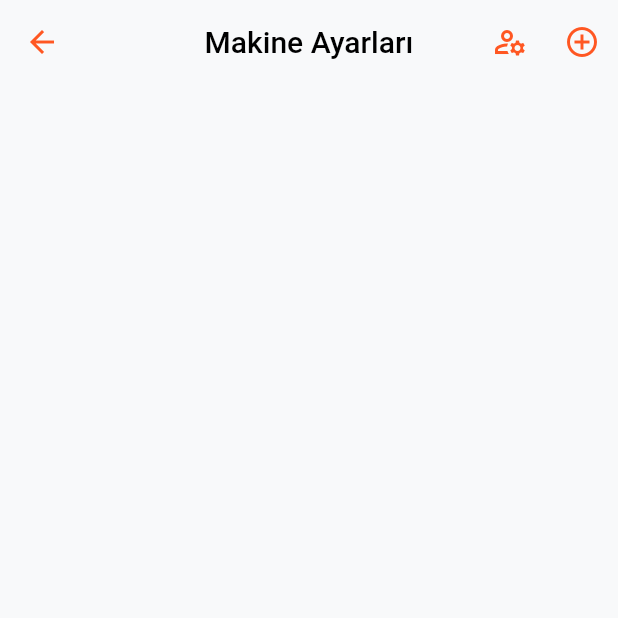
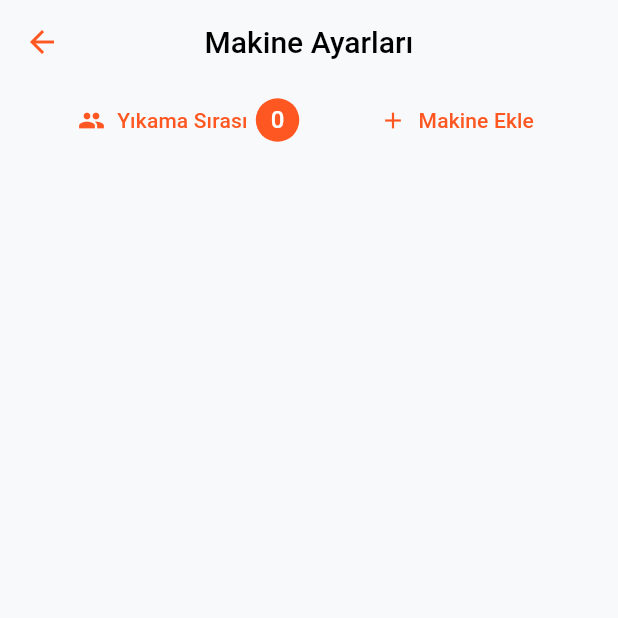
Before and after one commit to Emir1719/Laundry, a Flutter app: the MachineControlView screen opened by its route, on a phone screen of 412 x 824 dp, the top half of it. Run offline on Flutter 3.47's test engine with Material 3 defaults, Android fonts, the phone set to English and light mode, and no system bars; our stand-ins replace cloud_firestore, firebase_auth, firebase_core, get, get_it; missing offline and left inert: qr_code_scanner; accounts and stored records are empty.

Commit message:
makine kontrol ui güncellendi

```diff
--- a/lib/constant/light_theme.dart
+++ b/lib/constant/light_theme.dart
@@ -28,6 +28,7 @@ class ThemeLight {
   TextButtonThemeData _textButtonThemeData() {
     return TextButtonThemeData(
       style: ButtonStyle(
+        fixedSize: MaterialStateProperty.all(const Size.fromHeight(45)),
         foregroundColor: MaterialStateProperty.resolveWith((states) {
           return _color.primary;
         }),
--- a/lib/constant/style.dart
+++ b/lib/constant/style.dart
@@ -12,7 +12,8 @@ class AppStyle {
       machineSettingTitle,
       machineSettingOption,
       announcementTitle,
-      announcementContent;
+      announcementContent,
+      queueCount;
 
   AppStyle() {
     listTileTitle = baseTextStyle.copyWith(
@@ -44,6 +45,10 @@ class AppStyle {
     announcementContent = baseTextStyle.copyWith(
       height: 1.6,
     );
+    queueCount = baseTextStyle.copyWith(
+      color: Colors.white,
+      fontWeight: FontWeight.w500,
+    );
   }
 
   Color? getColorListTile(int index) {
--- a/lib/service/database.dart
+++ b/lib/service/database.dart
@@ -17,5 +17,7 @@ abstract class Database {
   Future<List<Machine>> getMachines();
   Future<Machine> addMachine();
   Future<bool> deleteMachine(String id);
+  Future<bool> deleteAnnouncement(String id);
+  Future<bool> saveAnnouncement(Announcement announcement);
   Future<List<Announcement>> getAnnouncements();
 }
--- a/lib/view/machine_control.dart
+++ b/lib/view/machine_control.dart
@@ -1,6 +1,7 @@
 import 'package:flutter/material.dart';
 import 'package:get/get.dart';
 import 'package:laundry/controller/machine_controller.dart';
+import 'package:laundry/widget/buttons/setting_row.dart';
 import 'package:laundry/widget/machine_listbuilder.dart';
 
 class MachineControlView extends StatelessWidget {
@@ -8,18 +9,13 @@ class MachineControlView extends StatelessWidget {
 
   @override
   Widget build(BuildContext context) {
-    final controller = Get.put(MachineController());
-
     return Scaffold(
-      appBar: AppBar(
-        title: const Text("Makine Ayarları"),
-        actions: [
-          IconButton(onPressed: controller.onTabShowQueue, icon: const Icon(Icons.manage_accounts_outlined)),
-          IconButton(onPressed: controller.addMachine, icon: const Icon(Icons.add_circle_outline_outlined)),
-        ],
-      ),
-      body: GetBuilder<MachineController>(
-        builder: (controller) {
+      appBar: AppBar(title: const Text("Makine Ayarları")),
+      body: Column(
+        children: [
+          const BtnRowMachineSetting(),
+          Expanded(
+            child: GetBuilder<MachineController>(builder: (controller) {
               return FutureBuilder(
                 future: controller.repository.getMachines(),
                 builder: (context, snapshot) {
@@ -34,7 +30,9 @@ class MachineControlView extends StatelessWidget {
                   return const MachineListBuilder();
                 },
               );
-        },
+            }),
+          ),
+        ],
       ),
     );
   }
--- a/lib/widget/buttons/control_clothes.dart
+++ b/lib/widget/buttons/control_clothes.dart
@@ -36,7 +36,7 @@ class BtnControlClothes extends StatelessWidget {
                     SizedBox(
                       width: double.infinity,
                       child: ElevatedButton.icon(
-                        onPressed: () {},
+                        onPressed: () => Get.toNamed(AppRoute.addAnnouncement),
                         label: const Text("Duyuru Gir"),
                         icon: const Icon(Icons.control_point),
                       ),
--- /dev/null
+++ b/lib/widget/buttons/setting_row.dart
@@ -0,0 +1,57 @@
+import 'package:flutter/material.dart';
+import 'package:get/get.dart';
+import 'package:laundry/constant/style.dart';
+import 'package:laundry/controller/machine_controller.dart';
+import 'package:laundry/locator.dart';
+import 'package:laundry/service/database_repository.dart';
+
+class BtnRowMachineSetting extends StatelessWidget {
+  const BtnRowMachineSetting({super.key});
+
+  @override
+  Widget build(BuildContext context) {
+    final controller = Get.put(MachineController());
+    final style = locator<AppStyle>();
+    final repo = locator<DatabaseRepository>();
+
+    return Row(
+      mainAxisAlignment: MainAxisAlignment.center,
+      children: [
+        TextButton.icon(
+          onPressed: controller.onTabShowQueue,
+          icon: const Icon(Icons.people),
+          label: Row(
+            children: [
+              const Text("Yıkama Sırası"),
+              GetBuilder<MachineController>(
+                builder: (controller) {
+                  return FutureBuilder(
+                    future: repo.getAllUserFromQueue(),
+                    builder: (context, snapshot) {
+                      if (snapshot.connectionState == ConnectionState.waiting) {
+                        return const Center(child: CircularProgressIndicator());
+                      }
+                      return CircleAvatar(
+                        backgroundColor: Colors.deepOrange,
+                        child: Text(
+                          snapshot.data!.length.toString(),
+                          style: style.queueCount,
+                        ),
+                      );
+                    },
+                  );
+                },
+              ),
+            ],
+          ),
+        ),
+        const SizedBox(width: 20),
+        TextButton.icon(
+          onPressed: controller.addMachine,
+          icon: const Icon(Icons.add),
+          label: const Text("Makine Ekle"),
+        )
+      ],
+    );
+  }
+}
```
Also changed, not shown: lib/constant/route.dart (+7 -0 lines), lib/controller/announcement_controller.dart (+38 -0 lines), lib/service/database_repository.dart (+8 -0 lines), lib/service/firestore.dart (+35 -3 lines), lib/view/add_announcement.dart (added, +44 -0 lines), lib/view/announcement.dart (+7 -1 lines), lib/widget/buttons/delete_announcement.dart (+8 -2 lines). Lines whose indentation alone changed are shown as unchanged.
